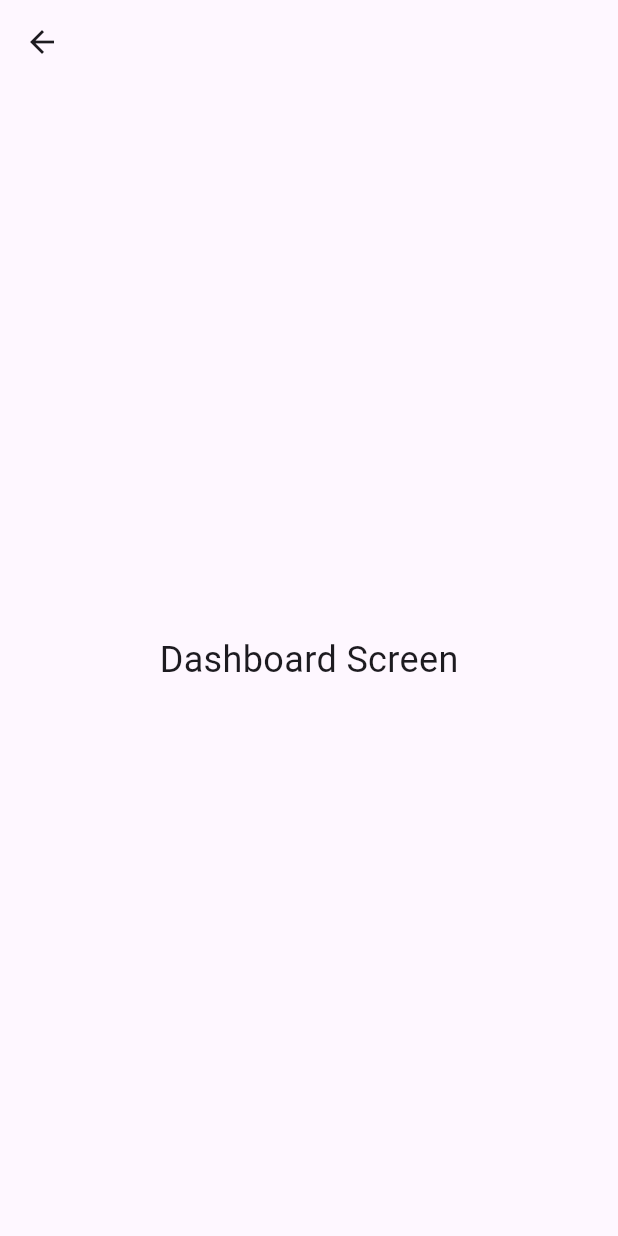
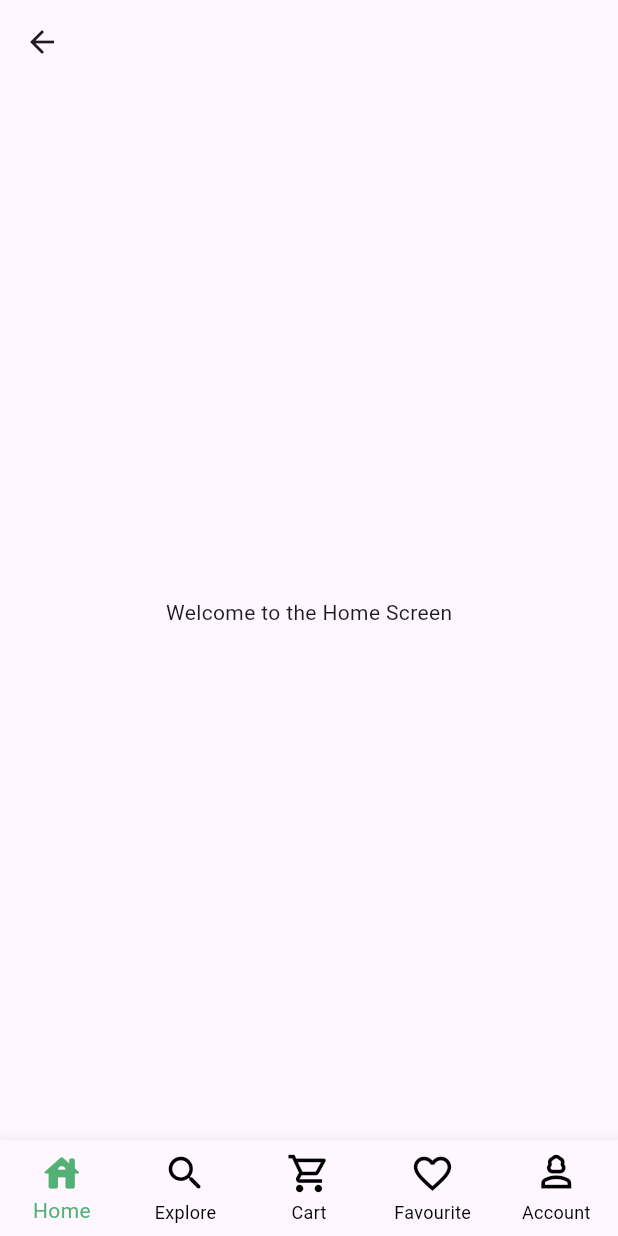
Before and after one commit to mirajgansi/Click_shop, a Flutter app: the DashboardScreen screen opened by its route, on a phone screen of 412 x 824 dp. Run offline on Flutter 3.47's test engine with Material 3 defaults, Android fonts, the light colour scheme and no system bars.

Commit message:
bottom navigation created

```diff
--- /dev/null
+++ b/lib/screens/bottom_screen/home_screen.dart
@@ -0,0 +1,17 @@
+import 'package:flutter/material.dart';
+
+class HomeScreen extends StatefulWidget {
+  const HomeScreen({super.key});
+
+  @override
+  State<HomeScreen> createState() => _HomeScreenState();
+}
+
+class _HomeScreenState extends State<HomeScreen> {
+  @override
+  Widget build(BuildContext context) {
+    return SizedBox.expand(
+      child: Center(child: Text("Welcome to the Home Screen")),
+    );
+  }
+}
--- a/lib/screens/dashboard_screen.dart
+++ b/lib/screens/dashboard_screen.dart
@@ -1,14 +1,66 @@
+import 'package:click_shop/screens/bottom_screen/explore_screen.dart';
+import 'package:click_shop/screens/bottom_screen/favourite_screen.dart';
+import 'package:click_shop/screens/bottom_screen/cart_sreen.dart';
+import 'package:click_shop/screens/bottom_screen/home_screen.dart';
+import 'package:click_shop/screens/bottom_screen/profile_screen.dart';
 import 'package:flutter/material.dart';
 
-class DashboardScreen extends StatelessWidget {
+class DashboardScreen extends StatefulWidget {
   const DashboardScreen({super.key});
+
+  @override
+  State<DashboardScreen> createState() => _DashboardScreenState();
+}
+
+class _DashboardScreenState extends State<DashboardScreen> {
+  int _selectedIndex = 0;
+
+  List<Widget> lstBottomScreen = [
+    const HomeScreen(),
+    const ExploreScreen(),
+    const CartScreen(),
+    const FavouriteScreen(),
+    const ProfileScreen(),
+  ];
 
   @override
   Widget build(BuildContext context) {
     return Scaffold(
       appBar: AppBar(),
-      body: Center(
-        child: Text('Dashboard Screen', style: TextStyle(fontSize: 24)),
+      body: lstBottomScreen[_selectedIndex],
+      bottomNavigationBar: BottomNavigationBar(
+        type: BottomNavigationBarType.fixed,
+        iconSize: 30,
+        items: const [
+          BottomNavigationBarItem(
+            icon: Icon(Icons.house_rounded),
+            label: 'Home',
+          ),
+          BottomNavigationBarItem(
+            icon: Icon(Icons.search_rounded),
+            label: 'Explore',
+          ),
+          BottomNavigationBarItem(
+            icon: Icon(Icons.shopping_cart_outlined),
+            label: 'Cart',
+          ),
+          BottomNavigationBarItem(
+            icon: Icon(Icons.favorite_outline),
+            label: 'Favourite',
+          ),
+          BottomNavigationBarItem(
+            icon: Icon(Icons.person_3_outlined),
+            label: 'Account',
+          ),
+        ],
+        selectedItemColor: Color(0xFF53B175),
+        unselectedItemColor: Colors.black,
+        currentIndex: _selectedIndex,
+        onTap: (index) {
+          setState(() {
+            _selectedIndex = index;
+          });
+        },
       ),
     );
   }
```
Also changed, not shown: lib/screens/bottom_screen/cart_sreen.dart (added, +12 -0 lines), lib/screens/bottom_screen/explore_screen.dart (added, +12 -0 lines), lib/screens/bottom_screen/favourite_screen.dart (added, +12 -0 lines), lib/screens/bottom_screen/profile_screen.dart (added, +12 -0 lines).
